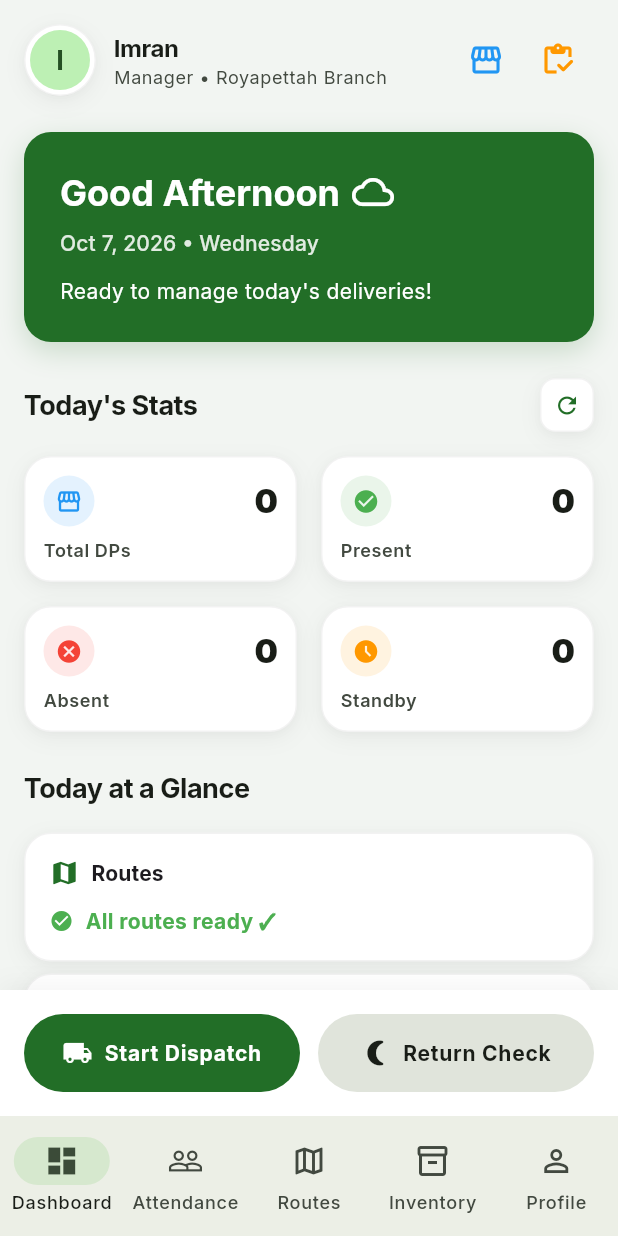
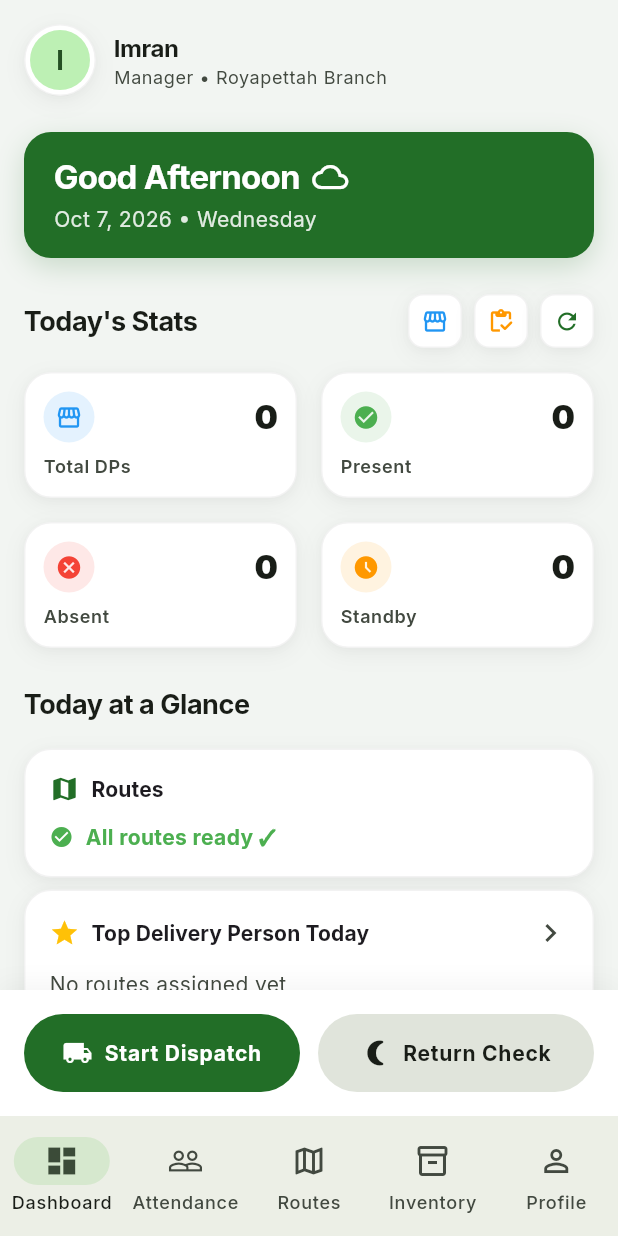
Before and after one commit to pradeep-1200/Maram-Milk-Franchise, a Flutter app: the DashboardScreen screen opened by its route, on a phone screen of 412 x 824 dp. Run offline on Flutter 3.47's test engine with Material 3 defaults, Android fonts, the phone set to English and light mode, and no system bars; our stand-ins replace csv, dio, file_picker, flutter_dotenv, flutter_riverpod, flutter_secure_storage and 5 more; accounts and stored records are empty; network calls fail.

Commit message:
Dashboard: smaller greeting, move shortcuts to stats row

```diff
--- a/manager_app/lib/features/dashboard/dashboard_screen.dart
+++ b/manager_app/lib/features/dashboard/dashboard_screen.dart
@@ -79,16 +79,6 @@ class DashboardScreen extends ConsumerWidget {
                             ],
                           ),
                         ),
-                        IconButton(
-                          icon: const Icon(Icons.storefront, color: Colors.blue),
-                          onPressed: () => context.push('/shop-sale'),
-                          tooltip: 'Shop Sale',
-                        ),
-                        IconButton(
-                          icon: const Icon(Icons.inventory_rounded, color: Colors.orange),
-                          onPressed: () => context.push('/manager-inventory'),
-                          tooltip: 'Manager Inventory',
-                        ),
                       ],
                     ),
                     const SizedBox(height: 24),
@@ -116,7 +106,7 @@ class DashboardScreen extends ConsumerWidget {
 
                         return Container(
                           width: double.infinity,
-                          padding: const EdgeInsets.all(AppConstants.spacing24),
+                          padding: const EdgeInsets.symmetric(vertical: 16, horizontal: 20),
                           decoration: BoxDecoration(
                             color: theme.colorScheme.primary,
                             borderRadius: BorderRadius.circular(AppConstants.cardRadius),
@@ -129,27 +119,20 @@ class DashboardScreen extends ConsumerWidget {
                                 children: [
                                   Text(
                                     greeting,
-                                    style: theme.textTheme.headlineSmall?.copyWith(
+                                    style: theme.textTheme.titleLarge?.copyWith(
                                       fontWeight: FontWeight.bold,
                                       color: theme.colorScheme.onPrimary,
                                     ),
                                   ),
                                   const SizedBox(width: 8),
-                                  Icon(icon, color: theme.colorScheme.onPrimary, size: 28),
+                                  Icon(icon, color: theme.colorScheme.onPrimary, size: 24),
                                 ],
                               ),
-                              const SizedBox(height: 8),
+                              const SizedBox(height: 4),
                               Text(
                                 DateFormat('MMM d, yyyy • EEEE').format(DateUtil.operatingDay),
-                                style: theme.textTheme.titleSmall?.copyWith(
+                                style: theme.textTheme.bodyMedium?.copyWith(
                                   color: theme.colorScheme.onPrimary.withAlpha(220),
-                                ),
-                              ),
-                              const SizedBox(height: 12),
-                              Text(
-                                "Ready to manage today's deliveries!",
-                                style: theme.textTheme.bodyMedium?.copyWith(
-                                  color: theme.colorScheme.onPrimary,
                                 ),
                               ),
                             ],
@@ -163,14 +146,34 @@ class DashboardScreen extends ConsumerWidget {
                     Row(
                       mainAxisAlignment: MainAxisAlignment.spaceBetween,
                       children: [
-                        Text(
-                          "Today's Stats",
-                          style: theme.textTheme.titleMedium?.copyWith(
-                            fontWeight: FontWeight.bold,
-                            fontSize: 18,
+                        Flexible(
+                          child: Text(
+                            "Today's Stats",
+                            style: theme.textTheme.titleMedium?.copyWith(
+                              fontWeight: FontWeight.bold,
+                              fontSize: 18,
+                            ),
                           ),
                         ),
-                        const _ReloadStatsButton(),
+                        Row(
+                          children: [
+                            _ShortcutIconButton(
+                              icon: Icons.storefront,
+                              color: Colors.blue,
+                              tooltip: 'Shop Sale',
+                              onTap: () => context.push('/shop-sale'),
+                            ),
+                            const SizedBox(width: 8),
+                            _ShortcutIconButton(
+                              icon: Icons.inventory_rounded,
+                              color: Colors.orange,
+                              tooltip: 'Manager Inventory',
+                              onTap: () => context.push('/manager-inventory'),
+                            ),
+                            const SizedBox(width: 8),
+                            const _ReloadStatsButton(),
+                          ],
+                        ),
                       ],
                     ),
                     const SizedBox(height: AppConstants.spacing16),
@@ -770,6 +773,40 @@ class _ReloadStatsButtonState extends ConsumerState<_ReloadStatsButton> {
   }
 }
 
+class _ShortcutIconButton extends StatelessWidget {
+  final IconData icon;
+  final Color color;
+  final VoidCallback onTap;
+  final String tooltip;
+
+  const _ShortcutIconButton({
+    required this.icon,
+    required this.color,
+    required this.onTap,
+    required this.tooltip,
+  });
+
+  @override
+  Widget build(BuildContext context) {
+    return Container(
+      width: 36,
+      height: 36,
+      decoration: BoxDecoration(
+        color: Colors.white,
+        borderRadius: BorderRadius.circular(10),
+        boxShadow: AppConstants.cardShadow,
+        border: AppConstants.cardBorder,
+      ),
+      child: IconButton(
+        padding: EdgeInsets.zero,
+        icon: Icon(icon, size: 18, color: color),
+        onPressed: onTap,
+        tooltip: tooltip,
+      ),
+    );
+  }
+}
+
 class _AllocationRowData {
   final String dpName;
   final String routeName;
```
